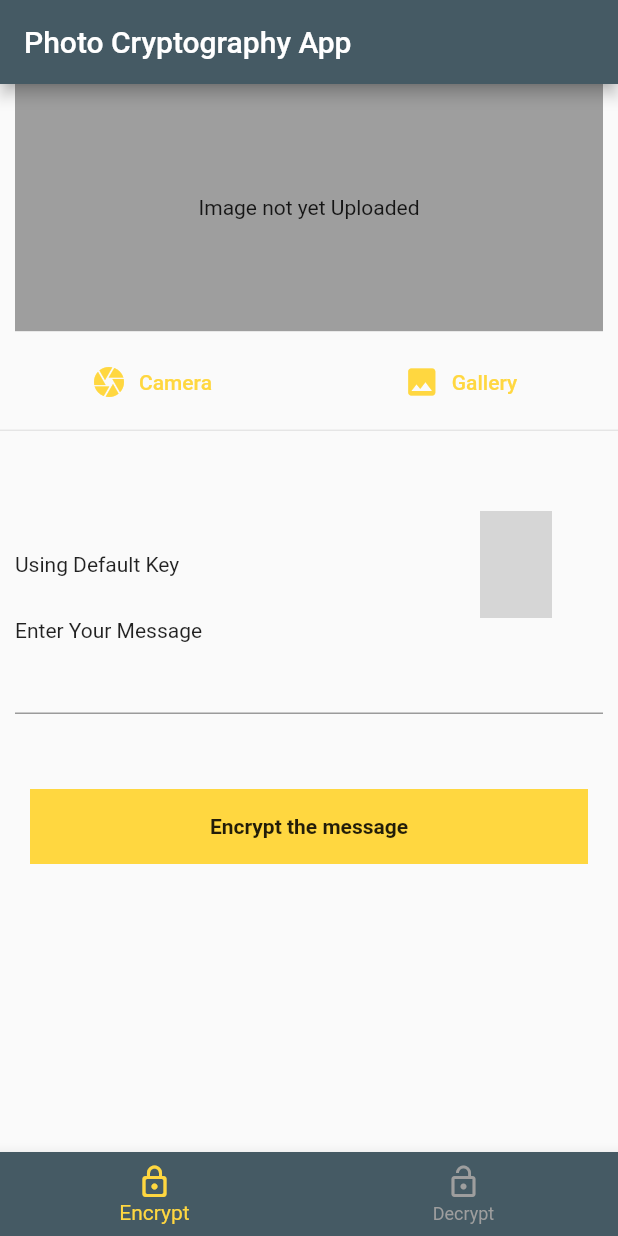
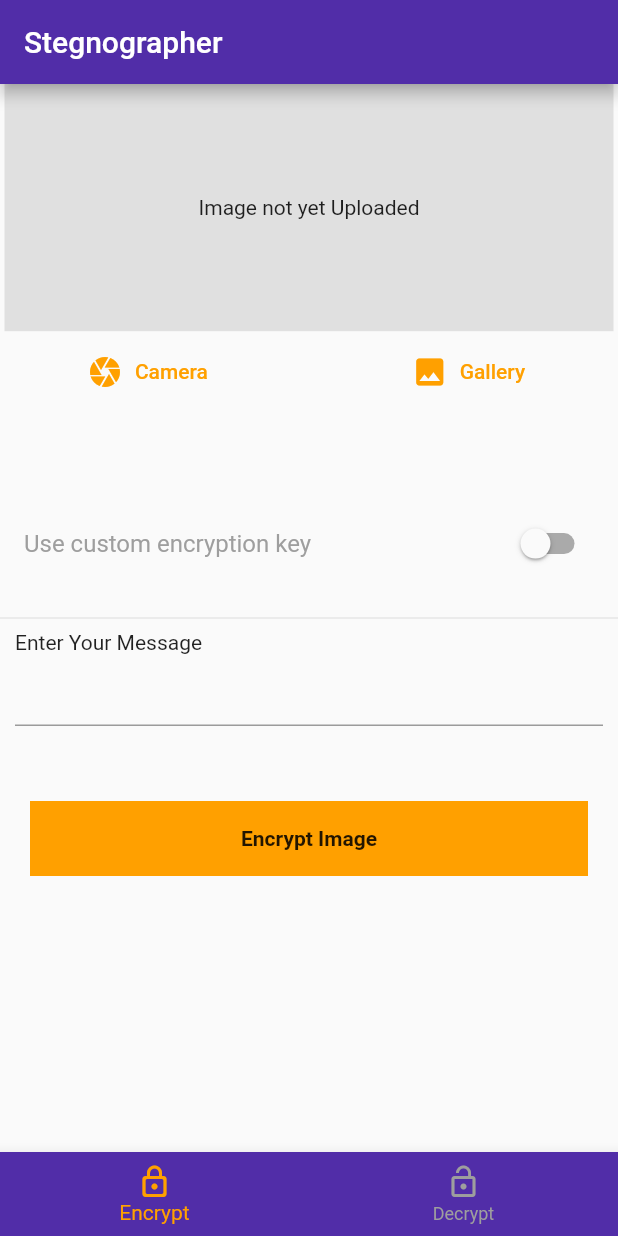
Before and after one commit to Ethical-coder/Image_cryptography, a Flutter app: the screen it shows after launch, on a phone screen of 412 x 824 dp. Run offline on Flutter 3.47's test engine with Material 2 defaults, Android fonts, the phone set to English and light mode, and no system bars; our stand-ins replace image_picker; grey boxes are pictures that could not be loaded.

Commit message:
Improved UI with addition of custom key to provider.

```diff
--- a/lib/main.dart
+++ b/lib/main.dart
@@ -15,8 +15,8 @@ class MyApp extends StatelessWidget {
       create: (_) => ImageProviderCustom(),
       child: MaterialApp(
         theme: ThemeData(
-          accentColor: Colors.amberAccent,
-          primaryColor: Colors.blueGrey[700],
+          accentColor: Colors.amber[700],
+          primaryColor: Colors.deepPurple[700],
           splashColor: Colors.yellowAccent,
         ),
         routes: {
--- a/lib/providers/image_provider.dart
+++ b/lib/providers/image_provider.dart
@@ -6,11 +6,16 @@ import 'data_models.dart' as dataModel;
 // This is the model class for the provider to use. Do not change it without consulting.
 class ImageObject {
   String path;
-  imgModel.Image image_object;
+  imgModel.Image imageObject;
 }
 
 class ImageProviderCustom with ChangeNotifier {
+
   ImageObject img = ImageObject();
+  String currentKey = dataModel.EncDecTables.default_key;
+
+  void resetKey() => this.currentKey = dataModel.EncDecTables.default_key;
+  void setKey(String customKey) => this.currentKey = customKey;
 
   String imagePath() {
     return this.img?.path;
@@ -19,17 +24,15 @@ class ImageProviderCustom with ChangeNotifier {
   void updateImage(String path) {
     //TODO: Add Validations
     img.path = path;
-    //TODO: Add code to generate byte array.
-
     notifyListeners();
   }
 
-  void encryptImage(String message,
-      {String key = dataModel.EncDecTables.default_key}) {
+  void encryptImage(String message,{String key = dataModel.EncDecTables.default_key}) {
     //TODO: Implement Encryption.
   }
 
   String decryptImage({String key = dataModel.EncDecTables.default_key}) {
     //TODO: Implement Decryption.
+    return "Example";
   }
 }
--- a/lib/views/encryption_page.dart
+++ b/lib/views/encryption_page.dart
@@ -9,7 +9,7 @@ class EncryptionPage extends StatelessWidget {
   final messageController = TextEditingController();
 
   encryptMessage(BuildContext context,String message) {
-    Provider.of<ImageProviderCustom>(context).encryptImage(message);
+    Provider.of<ImageProviderCustom>(context, listen: false).encryptImage(message);
   }
 
   @override
@@ -31,13 +31,13 @@ class EncryptionPage extends StatelessWidget {
           margin: EdgeInsets.only(top: 50, left: 20, right: 20),
           alignment: Alignment.center,
           color: Theme.of(context).accentColor,
-          width: double.infinity,
+          width: MediaQuery.of(context).size.width*0.65,
           height: 50,
           child: InkWell(
             onTap: () => encryptMessage(context, messageController.text),
-            splashColor: Theme.of(context).splashColor,
+            splashColor: Theme.of(context).accentColor,
             child: Text(
-              "Encrypt the message",
+              "Encrypt Image",
               style: TextStyle(fontWeight: FontWeight.bold),
             ),
           )
--- a/lib/views/home_page.dart
+++ b/lib/views/home_page.dart
@@ -1,9 +1,9 @@
 import "package:flutter/material.dart";
-
+import 'package:provider/provider.dart';
+import '../providers/image_provider.dart';
 import '../widgets/image_to_encrypt.dart';
 import './decryption_page.dart';
 import './encryption_page.dart';
-import 'package:custom_switch/custom_switch.dart';
 
 class HomePage extends StatefulWidget {
   @override
@@ -17,10 +17,16 @@ class _HomePageState extends State<HomePage> {
   ];
 
   int _selectedPageIndex = 0;
-  //added
-  var enc_key = TextEditingController();
-  bool status = false;
-  //end
+  final encKey = TextEditingController();
+  bool useCustomKey = false;
+
+  void changeKey(bool val) {
+    var provd = Provider.of<ImageProviderCustom>(context, listen: false);
+    if (val && encKey.text!="")
+      provd.setKey(encKey.text);
+    else
+      provd.resetKey();
+  }
 
   void _selectPage(int index) {
     setState(() {
@@ -32,7 +38,7 @@ class _HomePageState extends State<HomePage> {
   Widget build(BuildContext context) {
     return Scaffold(
       appBar: AppBar(
-        title: Text("Photo Cryptography App"),
+        title: Text("Stegnographer"),
       ),
       body: Container(
         height: MediaQuery.of(context).size.height,
@@ -42,39 +48,34 @@ class _HomePageState extends State<HomePage> {
               flex: 4,
               child: ImageToEncrypt(),
             ),
-            //added this----------------------------------------
             Expanded(
                 flex: 1,
-              child: Row(
-                children: [
-                  Container(
-                    width: 300,
-                    margin: EdgeInsets.only(
-                        left: 10, right: 10, top: 10, bottom: 10),
-                    child: (status == false)
-                        ? Text("Using Default Key")
+                child: ListTile(
+                  title: (useCustomKey == false)
+                      ? Text("Use custom encryption key",style: TextStyle(color: Colors.grey))
                       : TextField(
-                            controller: enc_key,
+                          maxLines: 1,
+                          onChanged: (_){
+                            if(encKey.text.length>20)
+                              encKey.text = encKey.text.substring(0,20);
+                            this.changeKey(true);
+                          },
+                          controller: encKey,
                           maxLength: 20,
                           maxLengthEnforced: true,
                         ),
-                  ),
-                  Container(
-                    alignment: Alignment.centerRight,
-                    child: CustomSwitch(
-                      activeColor: Colors.orangeAccent,
-                      value: status,
+                  trailing:Switch(
+                    activeColor: Theme.of(context).accentColor,
+                    value: useCustomKey,
                     onChanged: (value) {
                       setState(() {
-                          status = value;
+                        this.changeKey(value);
+                        useCustomKey = value;
                       });
                     },
                   ),
-                  )
-                ],
-              ),
-            ),
-            //end),
+                )),
+            Divider(),
             Expanded(
               child: this._pages[_selectedPageIndex]['page'],
               flex: 5,
--- a/lib/widgets/image_to_encrypt.dart
+++ b/lib/widgets/image_to_encrypt.dart
@@ -23,7 +23,8 @@ class ImageToEncrypt extends StatelessWidget {
   Widget build(BuildContext context) {
     final pth = Provider.of<ImageProviderCustom>(context).imagePath();
 
-    return Column(
+    return SingleChildScrollView(
+          child: Column(
         children: [
           Container(
             width: double.infinity,
@@ -34,19 +35,15 @@ class ImageToEncrypt extends StatelessWidget {
                     fit: BoxFit.cover,
                     width: double.infinity,
                   ),
-          height: MediaQuery.of(context).size.height * 0.2,
-          margin: EdgeInsets.only(left: 10, right: 10, bottom: 10),
-          color: Colors.grey,
+            height: pth==null? MediaQuery.of(context).size.height * 0.2:MediaQuery.of(context).size.height,
+            margin: EdgeInsets.only(left: 3, right: 3, bottom: 3),
+            color: Colors.grey[300],
             alignment: Alignment.center,
-          padding: EdgeInsets.all(10),
           ),
-        Container(
-          child: Row(
-            mainAxisAlignment: MainAxisAlignment.center,
+          Row(
+              mainAxisAlignment: MainAxisAlignment.spaceEvenly,
               children: [
-              Expanded(
-                flex: 5,
-                child: FlatButton.icon(
+                FlatButton.icon(
                     onPressed: () => openCamera(context),
                     icon: Icon(
                       Icons.camera,
@@ -57,10 +54,8 @@ class ImageToEncrypt extends StatelessWidget {
                       style: TextStyle(color: Theme.of(context).accentColor),
                     ),
                   ),
-              ),
-              Expanded(
-                flex: 5,
-                child: FlatButton.icon(
+                VerticalDivider(),
+                FlatButton.icon(
                     onPressed: () => openGallery(context),
                     icon: Icon(
                       Icons.image,
@@ -71,12 +66,10 @@ class ImageToEncrypt extends StatelessWidget {
                       style: TextStyle(color: Theme.of(context).accentColor),
                     ),
                   ),
-              )
               ],
             ),
+        ],
       ),
-        Divider(),
-      ],
     );
   }
 }
```
Lines whose indentation alone changed are shown as unchanged.
